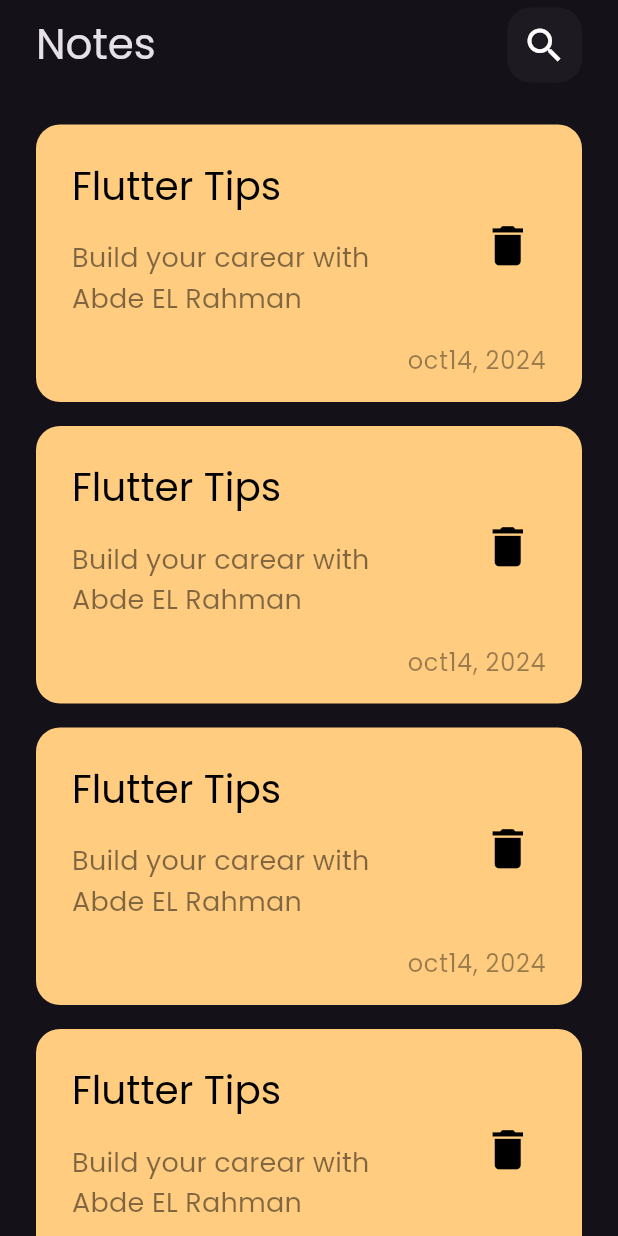
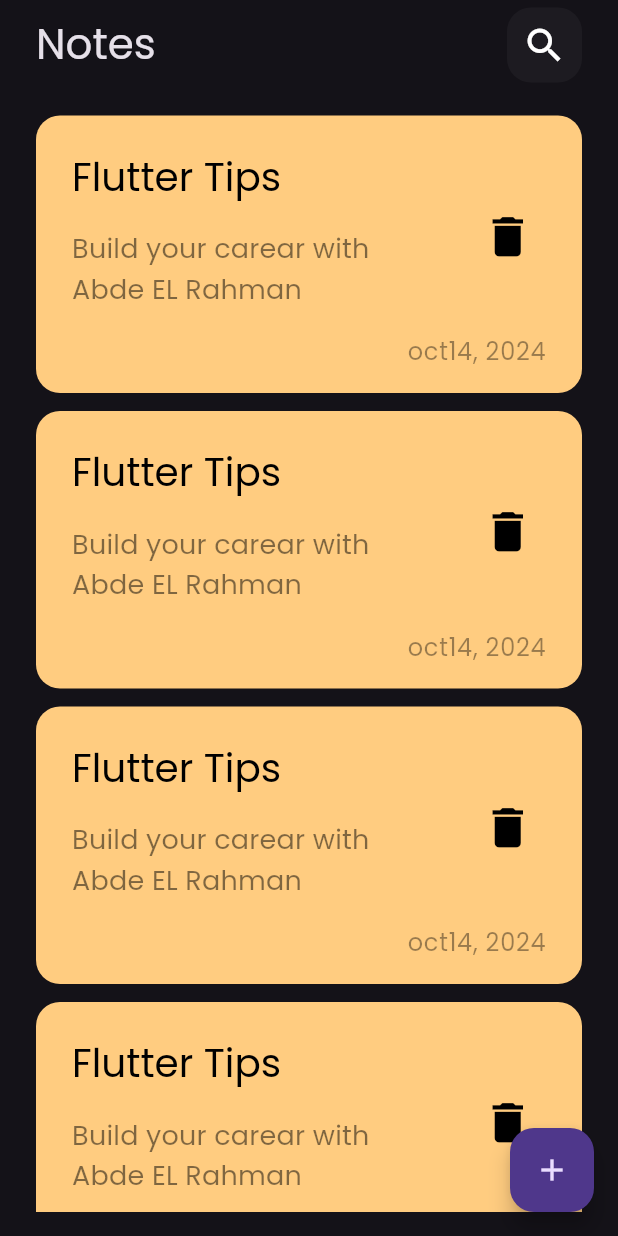
Before and after one commit to Abdelrahman-Badawi/nots_app, a Flutter app: the screen it shows after launch, on a phone screen of 412 x 824 dp. Run offline on Flutter 3.47's test engine with Material 3 defaults, Android fonts, the phone set to English and light mode, and no system bars.

Commit message:
create floating action bottom and modal bottom sheet

```diff
--- a/lib/views/notes_view.dart
+++ b/lib/views/notes_view.dart
@@ -1,4 +1,5 @@
 import 'package:flutter/material.dart';
+import 'package:notsapp/views/widgets/add_note_bottom_sheet.dart';
 import 'package:notsapp/views/widgets/notes_view_body.dart';
 
 class NotesView extends StatelessWidget {
@@ -6,8 +7,18 @@
 
   @override
   Widget build(BuildContext context) {
-    return const Scaffold(
-      body: NotesViewBody(),
+    return Scaffold(
+      floatingActionButton: FloatingActionButton(
+        onPressed: () {
+          showModalBottomSheet(
+              context: context,
+              builder: (context) {
+                return const AddNoteBottomSheet();
+              });
+        },
+        child: const Icon(Icons.add),
+      ),
+      body: const NotesViewBody(),
     );
   }
 }
--- a/lib/views/widgets/notes_list_view.dart
+++ b/lib/views/widgets/notes_list_view.dart
@@ -6,11 +6,16 @@
 
   @override
   Widget build(BuildContext context) {
-    return ListView.builder(itemBuilder: (context, index) {
-      return const Padding(
-        padding:  EdgeInsets.symmetric(vertical: 8.0),
-        child:  NoteIteme(),
-      );
-    });
+    return Padding(
+      padding: const EdgeInsets.symmetric(vertical: 16),
+      child: ListView.builder(
+          padding: EdgeInsets.zero,
+          itemBuilder: (context, index) {
+            return const Padding(
+              padding: EdgeInsets.symmetric(vertical: 6.0),
+              child: NoteIteme(),
+            );
+          }),
+    );
   }
 }
--- a/lib/views/widgets/notes_view_body.dart
+++ b/lib/views/widgets/notes_view_body.dart
@@ -1,6 +1,5 @@
 import 'package:flutter/material.dart';
 import 'package:notsapp/views/widgets/custom_app_bar.dart';
-import 'package:notsapp/views/widgets/custom_note_item.dart';
 import 'package:notsapp/views/widgets/notes_list_view.dart';
 
 class NotesViewBody extends StatelessWidget {
@@ -17,9 +16,6 @@
               height: 5,
             ),
             CustomAppBar(),
-            SizedBox(
-              height: 20,
-            ),
             Expanded(
               child: NotesListView(),
             ),
```
Also changed, not shown: lib/views/widgets/add_note_bottom_sheet.dart (added, +10 -0 lines).
